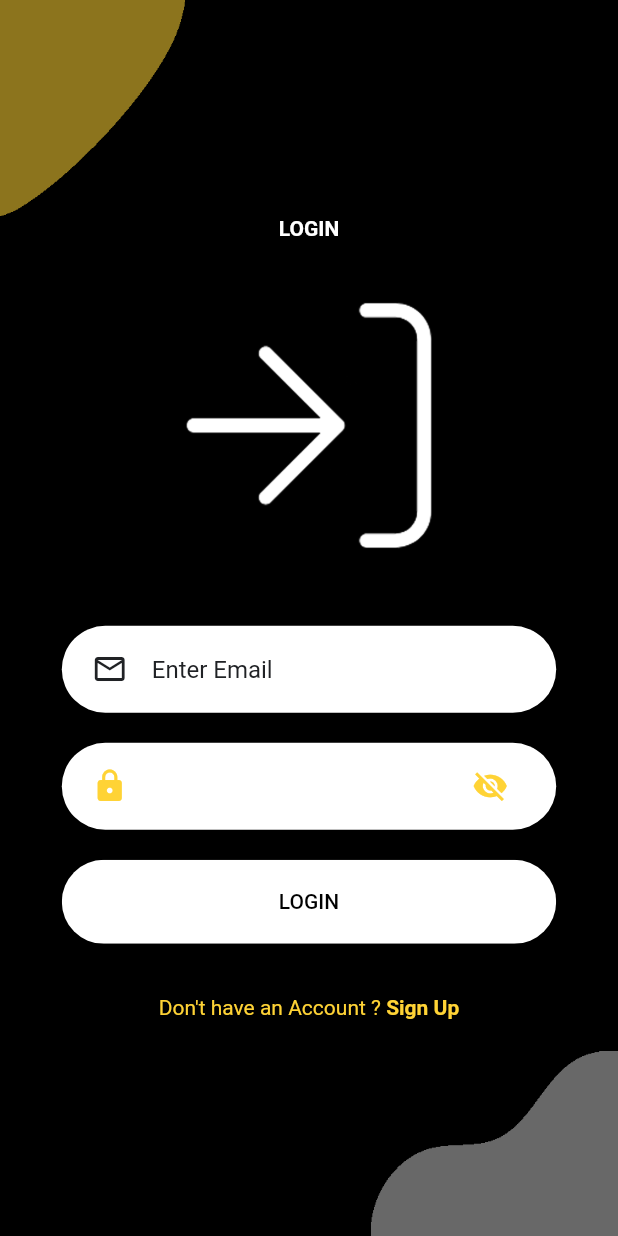
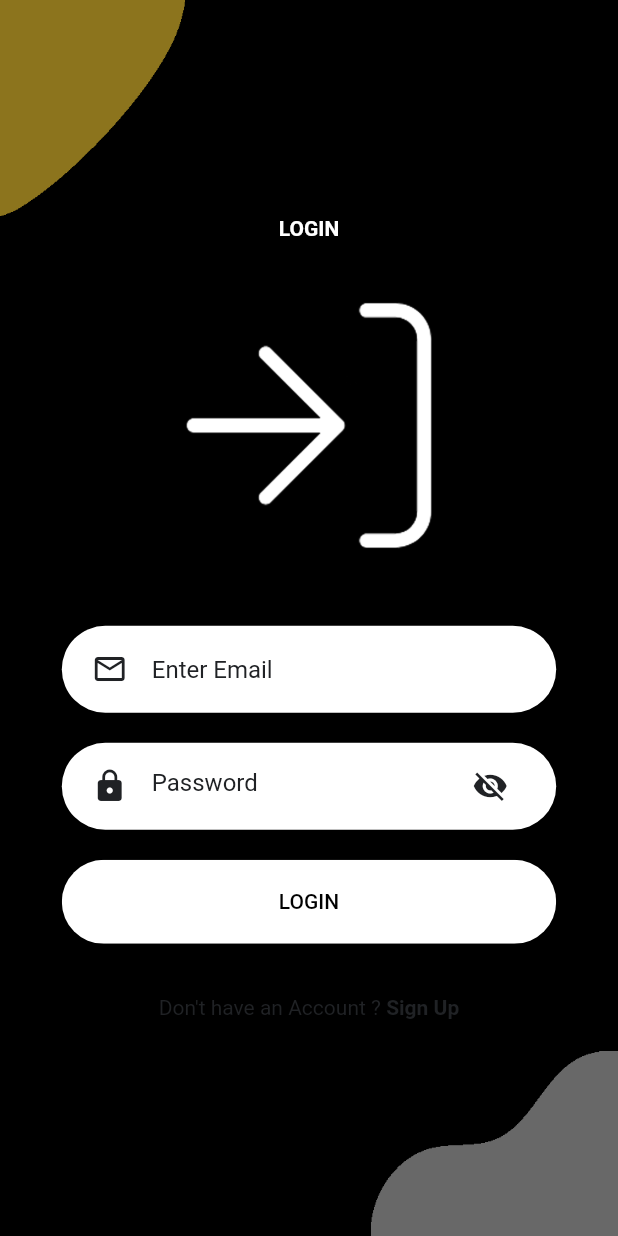
Before and after one commit to jestsee/IF3250_2022_14_CAKRAWALA, a Flutter app: the screen it shows after launch, after a tap on "Login", on a phone screen of 412 x 824 dp. Run offline on Flutter 3.47's test engine with Material 2 defaults, Android fonts, the phone set to English and light mode, and no system bars.

Commit message:
minor color fix in login page
Former-commit-id: 6e3e5ff5442efedab63af1ed672d505f1827452c

```diff
--- a/mobile/lib/components/have_an_account_check.dart
+++ b/mobile/lib/components/have_an_account_check.dart
@@ -17,13 +17,12 @@ class HaveAnAccountCheck extends StatelessWidget {
       children: <Widget>[
         Text(
           login ? "Don't have an Account ? " : "Have an Account ? ",
-          style: TextStyle(color: primaryColor),
+          style: TextStyle(color: black),
         ),
         GestureDetector(
           onTap: press,
           child: Text(login ? "Sign Up" : "Sign In",
-              style:
-                  TextStyle(color: primaryColor, fontWeight: FontWeight.bold)),
+              style: TextStyle(color: black, fontWeight: FontWeight.bold)),
         )
       ],
     );
--- a/mobile/lib/components/rounded_password_field.dart
+++ b/mobile/lib/components/rounded_password_field.dart
@@ -28,13 +28,13 @@ class RoundedPasswordFieldState extends State<RoundedPasswordField> {
         child: TextField(
       obscureText: _isVisible ? false : true,
       onChanged: widget.onChanged,
-      style: TextStyle(color: Colors.white),
+      style: TextStyle(color: black),
       decoration: InputDecoration(
           hintText: "Password",
-          hintStyle: TextStyle(color: Colors.white),
+          hintStyle: TextStyle(color: black),
           icon: Icon(
             Icons.lock,
-            color: primaryColor,
+            color: black,
           ),
           suffixIcon: IconButton(
             onPressed: () => handleVisibility(),
@@ -42,7 +42,7 @@ class RoundedPasswordFieldState extends State<RoundedPasswordField> {
             highlightColor: Colors.transparent,
             icon: Icon(
               _isVisible ? Icons.visibility : Icons.visibility_off,
-              color: primaryColor,
+              color: black,
             ),
           ),
           border: InputBorder.none),
```
